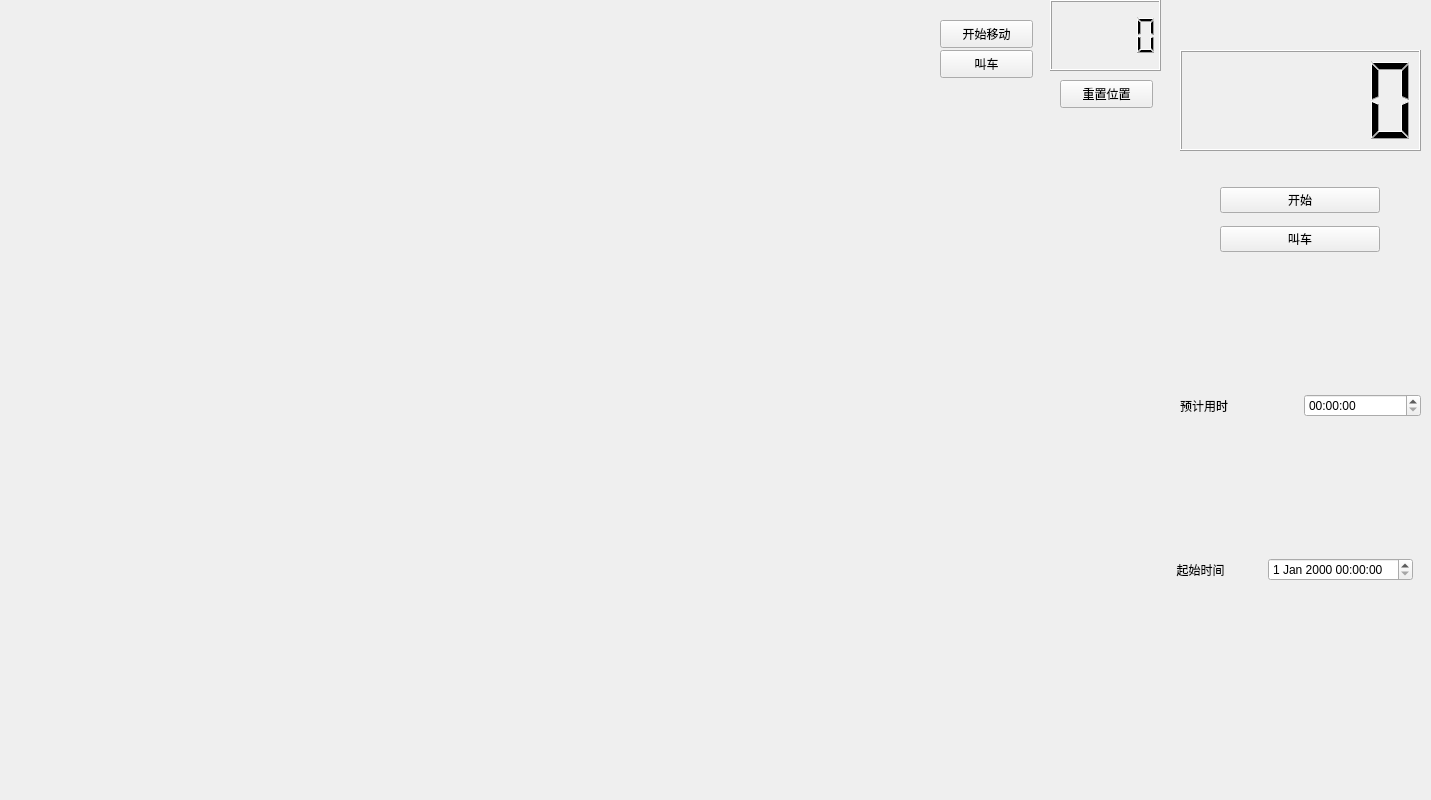
Before: the Qt Designer form source/widget.ui in Nocturne228/ddmap, drawn with Qt 5.
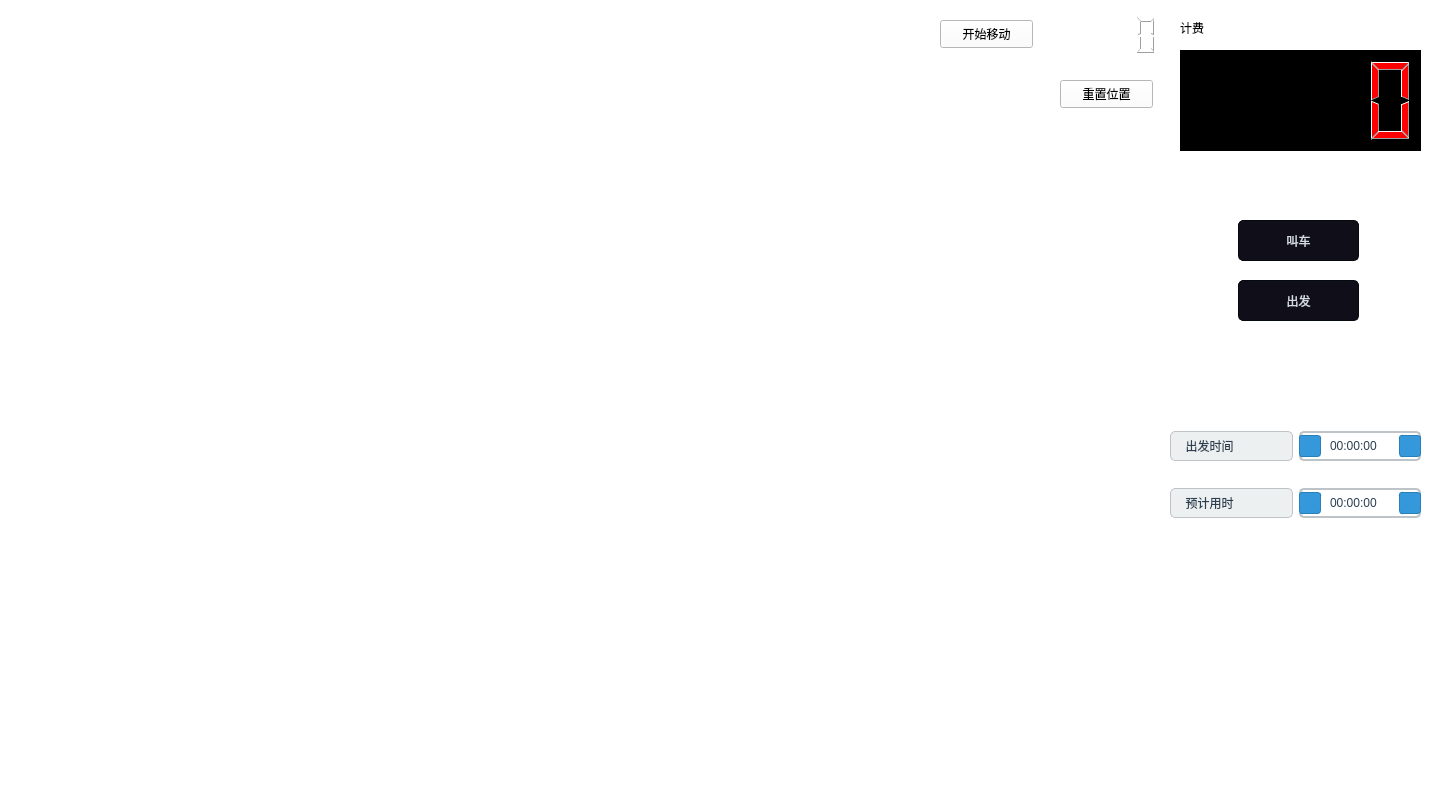
After: the same form once the commit is applied. Icons and pictures are not drawn. Custom widgets are drawn as their Qt base class.

What changed in the file:
```diff
--- a/source/widget.ui
+++ b/source/widget.ui
@@ -13,6 +13,9 @@
   <property name="windowTitle">
    <string>Form</string>
   </property>
+  <property name="styleSheet">
+   <string notr="true">background-color: white;</string>
+  </property>
   <widget class="MapWidget" name="TopWidget" native="true">
    <property name="geometry">
     <rect>
@@ -22,6 +25,9 @@
      <height>790</height>
     </rect>
    </property>
+   <property name="styleSheet">
+    <string notr="true">background-image: url(:/csmap.png)</string>
+   </property>
    <widget class="QPushButton" name="CSU_Button">
     <property name="geometry">
      <rect>
@@ -196,14 +202,14 @@
    <widget class="QPushButton" name="BISHAHU_Button">
     <property name="geometry">
      <rect>
-      <x>798</x>
+      <x>790</x>
       <y>371</y>
-      <width>93</width>
-      <height>28</height>
+      <width>101</width>
+      <height>51</height>
      </rect>
     </property>
     <property name="styleSheet">
-     <string notr="true">background-color: transparent;  /* 绿色背景 */
+     <string notr="true">background: transparent;  /* 绿色背景 */
 border: none;  /* 无边框 */
 color: transparent;  /* 白色文字 */
 </string>
@@ -310,6 +316,12 @@
       <height>71</height>
      </rect>
     </property>
+    <property name="styleSheet">
+     <string notr="true">background: transparent;  /* 绿色背景 */
+border: none;  /* 无边框 */
+color: transparent;  /* 白色文字 */
+</string>
+    </property>
    </widget>
    <widget class="QPushButton" name="CallCar_Button">
     <property name="geometry">
@@ -320,6 +332,12 @@
       <height>28</height>
      </rect>
     </property>
+    <property name="styleSheet">
+     <string notr="true">background: transparent;  /* 绿色背景 */
+border: none;  /* 无边框 */
+color: transparent;  /* 白色文字 */
+</string>
+    </property>
     <property name="text">
      <string>叫车</string>
     </property>
@@ -338,50 +356,6 @@
     </property>
    </widget>
   </widget>
-  <widget class="QWidget" name="horizontalLayoutWidget_3">
-   <property name="geometry">
-    <rect>
-     <x>1170</x>
-     <y>530</y>
-     <width>243</width>
-     <height>80</height>
-    </rect>
-   </property>
-   <layout class="QHBoxLayout" name="StartTimeHorizonalLayout">
-    <item>
-     <widget class="QLabel" name="StartTimeLabel">
-      <property name="text">
-       <string>  起始时间</string>
-      </property>
-     </widget>
-    </item>
-    <item>
-     <widget class="QDateTimeEdit" name="StartDateTimeEdit"/>
-    </item>
-   </layout>
-  </widget>
-  <widget class="QWidget" name="horizontalLayoutWidget">
-   <property name="geometry">
-    <rect>
-     <x>1180</x>
-     <y>350</y>
-     <width>241</width>
-     <height>111</height>
-    </rect>
-   </property>
-   <layout class="QHBoxLayout" name="TimeCostHorizonalLayout">
-    <item>
-     <widget class="QLabel" name="TimeCostLabel">
-      <property name="text">
-       <string>预计用时</string>
-      </property>
-     </widget>
-    </item>
-    <item>
-     <widget class="QTimeEdit" name="TimeCostEdit"/>
-    </item>
-   </layout>
-  </widget>
   <widget class="QLCDNumber" name="CostNumber">
    <property name="geometry">
     <rect>
@@ -391,33 +365,319 @@
      <height>101</height>
     </rect>
    </property>
+   <property name="styleSheet">
+    <string notr="true">color: red; background-color: black;</string>
+   </property>
   </widget>
-  <widget class="QWidget" name="verticalLayoutWidget">
+  <widget class="QLabel" name="CostLabel">
    <property name="geometry">
     <rect>
-     <x>1220</x>
-     <y>180</y>
-     <width>160</width>
-     <height>80</height>
+     <x>1180</x>
+     <y>20</y>
+     <width>72</width>
+     <height>15</height>
     </rect>
    </property>
-   <layout class="QVBoxLayout" name="verticalLayout">
+   <property name="text">
+    <string>计费</string>
+   </property>
+  </widget>
+  <widget class="QWidget" name="verticalLayoutWidget_2">
+   <property name="geometry">
+    <rect>
+     <x>1170</x>
+     <y>410</y>
+     <width>251</width>
+     <height>131</height>
+    </rect>
+   </property>
+   <layout class="QVBoxLayout" name="verticalLayout_3">
     <item>
-     <widget class="QPushButton" name="StartButton">
-      <property name="text">
-       <string>开始</string>
-      </property>
-     </widget>
+     <layout class="QHBoxLayout" name="StartTimeHorizonalLayout">
+      <item>
+       <widget class="QLabel" name="StartTimeLabel">
+        <property name="styleSheet">
+         <string notr="true">QLabel {
+    color: #2c3e50; /* 文字颜色 */
+    background-color: #ecf0f1; /* 背景颜色 */
+    border: 1px solid #bdc3c7; /* 边框颜色 */
+    border-radius: 5px; /* 圆角半径 */
+    padding: 5px; /* 内边距 */
+}
+</string>
+        </property>
+        <property name="text">
+         <string>  出发时间</string>
+        </property>
+       </widget>
+      </item>
+      <item>
+       <widget class="QTimeEdit" name="StartTimeEdit">
+        <property name="styleSheet">
+         <string notr="true">QTimeEdit {
+    background-color: #ffffff; /* 背景颜色 */
+    color: #2c3e50; /* 文字颜色 */
+    border: 2px solid #bdc3c7; /* 边框颜色 */
+    border-radius: 5px; /* 圆角半径 */
+    padding: 5px; /* 内边距 */
+}
+
+QTimeEdit:hover {
+    border: 2px solid #3498db; /* 悬停时边框颜色 */
+}
+
+QTimeEdit:focus {
+    border: 2px solid #2980b9; /* 聚焦时边框颜色 */
+    background-color: #ecf0f1; /* 聚焦时背景颜色 */
+}
+
+QTimeEdit::up-button, QTimeEdit::down-button {
+    background-color: #3498db; /* 按钮背景颜色 */
+    border: 1px solid #2980b9; /* 按钮边框颜色 */
+    width: 20px; /* 按钮宽度 */
+    height: 20px; /* 按钮高度 */
+    border-radius: 3px; /* 按钮圆角 */
+}
+
+QTimeEdit::up-button:hover, QTimeEdit::down-button:hover {
+    background-color: #2980b9; /* 悬停时按钮背景颜色 */
+}
+
+QTimeEdit::up-button:pressed, QTimeEdit::down-button:pressed {
+    background-color: #1c669b; /* 按下时按钮背景颜色 */
+}
+
+QTimeEdit::up-arrow {
+    image: url(:/icons/up-arrow.png); /* 替换为你的上箭头图标路径 */
+    width: 10px; /* 图标宽度 */
+    height: 10px; /* 图标高度 */
+}
+
+QTimeEdit::down-arrow {
+    image: url(:/icons/down-arrow.png); /* 替换为你的下箭头图标路径 */
+    width: 10px; /* 图标宽度 */
+    height: 10px; /* 图标高度 */
+}
+
+QTimeEdit::up-button {
+    subcontrol-origin: border;
+    subcontrol-position: right; /* 上按钮位于右侧 */
+    width: 20px; /* 上按钮宽度 */
+}
+
+QTimeEdit::down-button {
+    subcontrol-origin: border;
+    subcontrol-position: left; /* 下按钮位于左侧 */
+    width: 20px; /* 下按钮宽度 */
+}
+</string>
+        </property>
+       </widget>
+      </item>
+     </layout>
     </item>
     <item>
-     <widget class="QPushButton" name="CallCarButton">
-      <property name="text">
-       <string>叫车</string>
-      </property>
-     </widget>
+     <layout class="QHBoxLayout" name="TimeCostHorizonalLayout">
+      <item>
+       <widget class="QLabel" name="TimeCostLabel">
+        <property name="styleSheet">
+         <string notr="true">QLabel {
+    color: #2c3e50; /* 文字颜色 */
+    background-color: #ecf0f1; /* 背景颜色 */
+    border: 1px solid #bdc3c7; /* 边框颜色 */
+    border-radius: 5px; /* 圆角半径 */
+    padding: 5px; /* 内边距 */
+}
+</string>
+        </property>
+        <property name="text">
+         <string>  预计用时</string>
+        </property>
+       </widget>
+      </item>
+      <item>
+       <widget class="QTimeEdit" name="TimeCostEdit">
+        <property name="styleSheet">
+         <string notr="true">QTimeEdit {
+    background-color: #ffffff; /* 背景颜色 */
+    color: #2c3e50; /* 文字颜色 */
+    border: 2px solid #bdc3c7; /* 边框颜色 */
+    border-radius: 5px; /* 圆角半径 */
+    padding: 5px; /* 内边距 */
+}
+
+QTimeEdit:hover {
+    border: 2px solid #3498db; /* 悬停时边框颜色 */
+}
+
+QTimeEdit:focus {
+    border: 2px solid #2980b9; /* 聚焦时边框颜色 */
+    background-color: #ecf0f1; /* 聚焦时背景颜色 */
+}
+
+QTimeEdit::up-button, QTimeEdit::down-button {
+    background-color: #3498db; /* 按钮背景颜色 */
+    border: 1px solid #2980b9; /* 按钮边框颜色 */
+    width: 20px; /* 按钮宽度 */
+    height: 20px; /* 按钮高度 */
+    border-radius: 3px; /* 按钮圆角 */
+}
+
+QTimeEdit::up-button:hover, QTimeEdit::down-button:hover {
+    background-color: #2980b9; /* 悬停时按钮背景颜色 */
+}
+
+QTimeEdit::up-button:pressed, QTimeEdit::down-button:pressed {
+    background-color: #1c669b; /* 按下时按钮背景颜色 */
+}
+
+QTimeEdit::up-arrow {
+    image: url(:/icons/up-arrow.png); /* 替换为你的上箭头图标路径 */
+    width: 10px; /* 图标宽度 */
+    height: 10px; /* 图标高度 */
+}
+
+QTimeEdit::down-arrow {
+    image: url(:/icons/down-arrow.png); /* 替换为你的下箭头图标路径 */
+    width: 10px; /* 图标宽度 */
+    height: 10px; /* 图标高度 */
+}
+
+QTimeEdit::up-button {
+    subcontrol-origin: border;
+    subcontrol-position: right; /* 上按钮位于右侧 */
+    width: 20px; /* 上按钮宽度 */
+}
+
+QTimeEdit::down-button {
+    subcontrol-origin: border;
+    subcontrol-position: left; /* 下按钮位于左侧 */
+    width: 20px; /* 下按钮宽度 */
+}
+</string>
+        </property>
+       </widget>
+      </item>
+     </layout>
     </item>
    </layout>
   </widget>
+  <widget class="QPushButton" name="StartButton">
+   <property name="geometry">
+    <rect>
+     <x>1238</x>
+     <y>280</y>
+     <width>121</width>
+     <height>41</height>
+    </rect>
+   </property>
+   <property name="styleSheet">
+    <string notr="true">QPushButton{
+	border-style: solid;
+	border-color: #050a0e;
+	border-width: 1px;
+	border-radius: 5px;
+	color: #d3dae3;
+	padding: 2px;
+	background-color: #100E19;
+}
+QPushButton::default{
+	border-style: solid;
+	border-color: #050a0e;
+	border-width: 1px;
+	border-radius: 5px;
+	color: #FFFFFF;
+	padding: 2px;
+	background-color: #151a1e;
+}
+QPushButton:hover{
+	border-style: solid;
+	border-top-color: qlineargradient(spread:pad, x1:0, y1:1, x2:1, y2:1, stop:0 #C0DB50, stop:0.4 #C0DB50, stop:0.5 #100E19, stop:1 #100E19);
+    border-bottom-color: qlineargradient(spread:pad, x1:0, y1:1, x2:1, y2:1, stop:0 #100E19, stop:0.5 #100E19, stop:0.6 #C0DB50, stop:1 #C0DB50);
+    border-left-color: qlineargradient(spread:pad, x1:0, y1:0, x2:0, y2:1, stop:0 #C0DB50, stop:0.3 #C0DB50, stop:0.7 #100E19, stop:1 #100E19);
+    border-right-color: qlineargradient(spread:pad, x1:0, y1:1, x2:0, y2:0, stop:0 #C0DB50, stop:0.3 #C0DB50, stop:0.7 #100E19, stop:1 #100E19);
+	border-width: 2px;
+    border-radius: 1px;
+	color: #d3dae3;
+	padding: 2px;
+}
+QPushButton:pressed{
+	border-style: solid;
+	border-top-color: qlineargradient(spread:pad, x1:0, y1:1, x2:1, y2:1, stop:0 #d33af1, stop:0.4 #d33af1, stop:0.5 #100E19, stop:1 #100E19);
+    border-bottom-color: qlineargradient(spread:pad, x1:0, y1:1, x2:1, y2:1, stop:0 #100E19, stop:0.5 #100E19, stop:0.6 #d33af1, stop:1 #d33af1);
+    border-left-color: qlineargradient(spread:pad, x1:0, y1:0, x2:0, y2:1, stop:0 #d33af1, stop:0.3 #d33af1, stop:0.7 #100E19, stop:1 #100E19);
+    border-right-color: qlineargradient(spread:pad, x1:0, y1:1, x2:0, y2:0, stop:0 #d33af1, stop:0.3 #d33af1, stop:0.7 #100E19, stop:1 #100E19);
+	border-width: 2px;
+    border-radius: 1px;
+	color: #d3dae3;
+	padding: 2px;
+}</string>
+   </property>
+   <property name="text">
+    <string>出发</string>
+   </property>
+  </widget>
+  <widget class="QPushButton" name="CallCarButton">
+   <property name="geometry">
+    <rect>
+     <x>1238</x>
+     <y>220</y>
+     <width>121</width>
+     <height>41</height>
+    </rect>
+   </property>
+   <property name="styleSheet">
+    <string notr="true">QPushButton{
+	border-style: solid;
+	border-color: #050a0e;
+	border-width: 1px;
+	border-radius: 5px;
+	color: #d3dae3;
+	padding: 2px;
+	background-color: #100E19;
+}
+QPushButton::default{
+	border-style: solid;
+	border-color: #050a0e;
+	border-width: 1px;
+	border-radius: 5px;
+	color: #FFFFFF;
+	padding: 2px;
+	background-color: #151a1e;
+}
+QPushButton:hover{
+	border-style: solid;
+	border-top-color: qlineargradient(spread:pad, x1:0, y1:1, x2:1, y2:1, stop:0 #C0DB50, stop:0.4 #C0DB50, stop:0.5 #100E19, stop:1 #100E19);
+    border-bottom-color: qlineargradient(spread:pad, x1:0, y1:1, x2:1, y2:1, stop:0 #100E19, stop:0.5 #100E19, stop:0.6 #C0DB50, stop:1 #C0DB50);
+    border-left-color: qlineargradient(spread:pad, x1:0, y1:0, x2:0, y2:1, stop:0 #C0DB50, stop:0.3 #C0DB50, stop:0.7 #100E19, stop:1 #100E19);
+    border-right-color: qlineargradient(spread:pad, x1:0, y1:1, x2:0, y2:0, stop:0 #C0DB50, stop:0.3 #C0DB50, stop:0.7 #100E19, stop:1 #100E19);
+	border-width: 2px;
+    border-radius: 1px;
+	color: #d3dae3;
+	padding: 2px;
+}
+QPushButton:pressed{
+	border-style: solid;
+	border-top-color: qlineargradient(spread:pad, x1:0, y1:1, x2:1, y2:1, stop:0 #d33af1, stop:0.4 #d33af1, stop:0.5 #100E19, stop:1 #100E19);
+    border-bottom-color: qlineargradient(spread:pad, x1:0, y1:1, x2:1, y2:1, stop:0 #100E19, stop:0.5 #100E19, stop:0.6 #d33af1, stop:1 #d33af1);
+    border-left-color: qlineargradient(spread:pad, x1:0, y1:0, x2:0, y2:1, stop:0 #d33af1, stop:0.3 #d33af1, stop:0.7 #100E19, stop:1 #100E19);
+    border-right-color: qlineargradient(spread:pad, x1:0, y1:1, x2:0, y2:0, stop:0 #d33af1, stop:0.3 #d33af1, stop:0.7 #100E19, stop:1 #100E19);
+	border-width: 2px;
+    border-radius: 1px;
+	color: #d3dae3;
+	padding: 2px;
+}</string>
+   </property>
+   <property name="text">
+    <string>叫车</string>
+   </property>
+  </widget>
+  <zorder>CostNumber</zorder>
+  <zorder>CostLabel</zorder>
+  <zorder>verticalLayoutWidget_2</zorder>
+  <zorder>StartButton</zorder>
+  <zorder>CallCarButton</zorder>
+  <zorder>TopWidget</zorder>
  </widget>
  <customwidgets>
   <customwidget>
```
Left out of the diff: 33 changed lines with no effect on the pictures.
